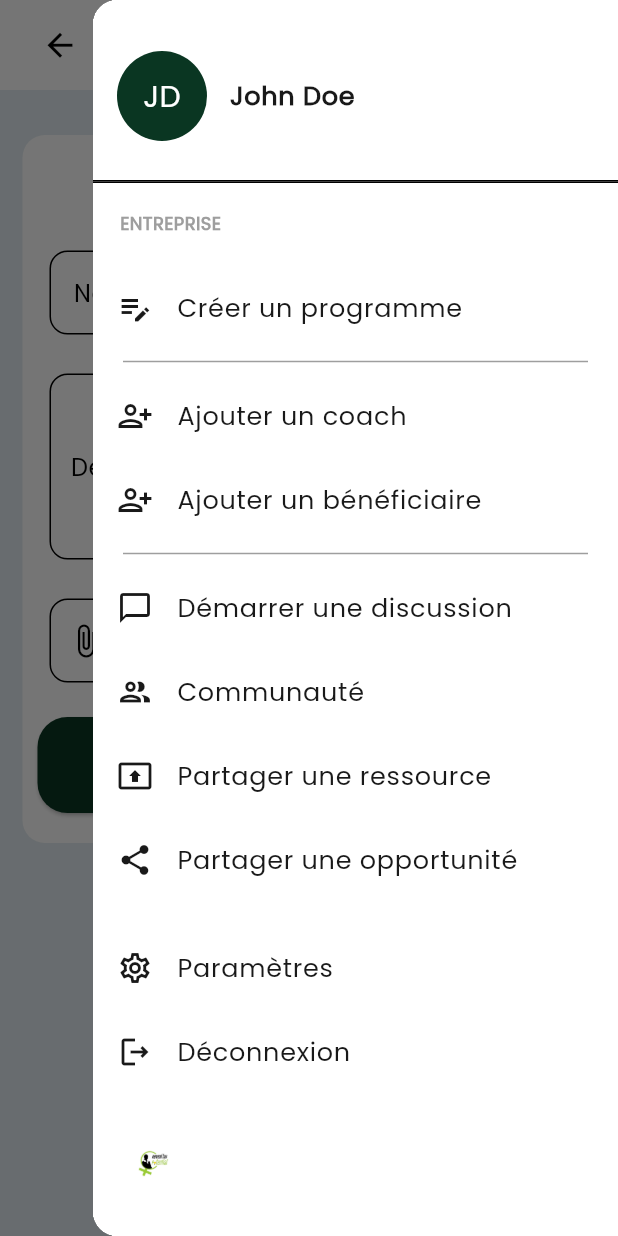
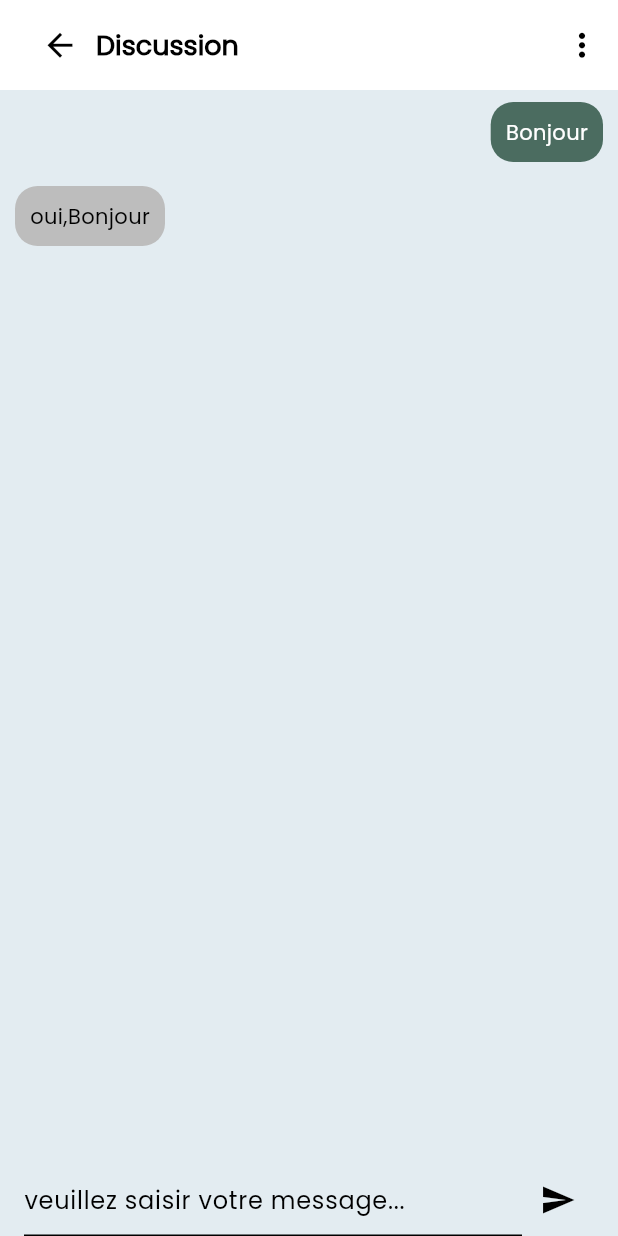
Before and after one commit to fifaatade/flutter_application_rhp, a Flutter app: the AddRessource screen opened directly, after a tap on the "more vert" icon, after a tap on "Démarrer une discussion", on a phone screen of 412 x 824 dp. Run offline on Flutter 3.47's test engine with Material 3 defaults, Android fonts, the light colour scheme and no system bars; our stand-ins replace file_picker, firebase_auth, firebase_core, get, shared_preferences; missing offline and left inert: jitsi_meet_flutter_sdk; accounts and stored records are empty.

Commit message:
wip message setting

```diff
--- a/lib/components/appDrawerBenef.dart
+++ b/lib/components/appDrawerBenef.dart
@@ -4,6 +4,7 @@
 import 'package:flutter_application_rhp/views/auth/login.dart';
 import 'package:flutter_application_rhp/views/beneficiaire/connBenef.dart';
 import 'package:flutter_application_rhp/views/beneficiaire/inscriptionBenef.dart';
+import 'package:flutter_application_rhp/views/chats/discussion.dart';
 import 'package:flutter_application_rhp/views/coachs/inscriptionCoach.dart';
 import 'package:flutter_application_rhp/views/connection_side.dart';
 import 'package:flutter_application_rhp/views/entreprise/addRessource.dart';
@@ -119,7 +120,11 @@
                                 style: TextStyle(
                                   fontSize: 17.0,
                                 )),
-                            onTap: () {},
+                            onTap: () {
+                              Navigator.of(context).push(MaterialPageRoute(
+                                builder: (context) => ChatScreen(),
+                              ));
+                            },
                           ),
                           ListTile(
                             textColor: Colors.black.withOpacity(0.9),
--- a/lib/components/appDrawerCoach.dart
+++ b/lib/components/appDrawerCoach.dart
@@ -3,6 +3,7 @@
 import 'package:firebase_auth/firebase_auth.dart';
 import 'package:flutter_application_rhp/views/auth/login.dart';
 import 'package:flutter_application_rhp/views/beneficiaire/inscriptionBenef.dart';
+import 'package:flutter_application_rhp/views/chats/discussion.dart';
 import 'package:flutter_application_rhp/views/coachs/addCoaching.dart';
 import 'package:flutter_application_rhp/views/coachs/connCoach.dart';
 import 'package:flutter_application_rhp/views/coachs/inscriptionCoach.dart';
@@ -100,8 +101,8 @@
                               fontSize: 17.0,
                             )),
                         onTap: () {
-                          Navigator.of(context).push(
-                      MaterialPageRoute(builder: (context) => CreateProgram()));
+                          Navigator.of(context).push(MaterialPageRoute(
+                              builder: (context) => CreateProgram()));
                         },
                       ),
                       const Divider(
@@ -111,19 +112,21 @@
                       ),
                       Column(
                         children: [
-
                           ListTile(
                             textColor: Colors.black.withOpacity(0.9),
                             iconColor: Colors.black.withOpacity(0.9),
-                            leading: const Icon(Icons.person_add_alt_1_outlined),
+                            leading:
+                                const Icon(Icons.person_add_alt_1_outlined),
                             title: Text('Ajouter un bénéficiaire',
                                 style: TextStyle(
                                   fontSize: 17.0,
                                 )),
                             onTap: () {
                               Navigator.of(context).push(
-                                  MaterialPageRoute(builder: (context) => const InscriptionBenef()),
-                                );
+                                MaterialPageRoute(
+                                    builder: (context) =>
+                                        const InscriptionBenef()),
+                              );
                             },
                           ),
                         ],
@@ -144,7 +147,11 @@
                                 style: TextStyle(
                                   fontSize: 17.0,
                                 )),
-                            onTap: () {},
+                            onTap: () {
+                              Navigator.of(context).push(MaterialPageRoute(
+                                builder: (context) => ChatScreen(),
+                              ));
+                            },
                           ),
                           ListTile(
                             textColor: Colors.black.withOpacity(0.9),
--- a/lib/components/app_drawer.dart
+++ b/lib/components/app_drawer.dart
@@ -3,6 +3,7 @@
 import 'package:firebase_auth/firebase_auth.dart';
 import 'package:flutter_application_rhp/views/auth/login.dart';
 import 'package:flutter_application_rhp/views/beneficiaire/inscriptionBenef.dart';
+import 'package:flutter_application_rhp/views/chats/discussion.dart';
 import 'package:flutter_application_rhp/views/coachs/inscriptionCoach.dart';
 import 'package:flutter_application_rhp/views/connection_side.dart';
 import 'package:flutter_application_rhp/views/entreprise/addRessource.dart';
@@ -160,7 +161,11 @@
                                 style: TextStyle(
                                   fontSize: 17.0,
                                 )),
-                            onTap: () {},
+                            onTap: () {
+                              Navigator.of(context).push(MaterialPageRoute(
+                                builder: (context) => ChatScreen(),
+                              ));
+                            },
                           ),
                           ListTile(
                             textColor: Colors.black.withOpacity(0.9),
--- /dev/null
+++ b/lib/views/chats/discussion.dart
@@ -0,0 +1,156 @@
+import 'package:flutter/material.dart';
+import 'package:flutter_application_rhp/components/customAppBar.dart';
+import 'package:intl/intl.dart';
+
+class Message {
+  final bool sender;
+  final String content;
+  final DateTime timestamp;
+
+  const Message({
+    required this.sender,
+    required this.content,
+    required this.timestamp,
+  });
+}
+
+class ChatScreen extends StatefulWidget {
+  @override
+  State<ChatScreen> createState() => _ChatScreenState();
+}
+
+class _ChatScreenState extends State<ChatScreen> {
+  final TextEditingController _messageController = TextEditingController();
+  late final DateTime now;
+  late final String formattedTime;
+  late final List<Message> _messages;
+
+  @override
+  void initState() {
+    super.initState();
+    now = DateTime.now();
+    formattedTime = DateFormat.Hm().format(now);
+    _messages = [
+      Message(sender: true, content: "Bonjour", timestamp: now),
+      Message(sender: false, content: "oui,Bonjour", timestamp: now)
+    ];
+  }
+
+  void _handleSend(String message) {
+    setState(() {
+      _messages.add(Message(sender: true, content: message, timestamp: now));
+    });
+  }
+
+  @override
+  Widget build(BuildContext context) {
+    return Scaffold(
+      appBar: PreferredSize(
+        preferredSize: Size.fromHeight(60.0),
+        child: CustomAppBar(title: "Discussion", goBack: true),
+      ),
+      backgroundColor: Color(0xFFe3ecf1),
+      body: Column(
+        children: [
+          Expanded(
+            child: MessageList(messages: _messages),
+          ),
+          ChatBar(onSend: _handleSend),
+        ],
+      ),
+    );
+  }
+}
+
+class ChatBar extends StatefulWidget {
+  final Function(String) onSend;
+
+  ChatBar({Key? key, required this.onSend}) : super(key: key);
+
+  @override
+  State<ChatBar> createState() => _ChatBarState();
+}
+
+class _ChatBarState extends State<ChatBar> {
+  TextEditingController _messageController = TextEditingController();
+
+  @override
+  Widget build(BuildContext context) {
+    return Container(
+      padding: const EdgeInsets.symmetric(horizontal: 16.0),
+      child: Row(
+        children: [
+          Expanded(
+            child: TextField(
+              controller: _messageController,
+              decoration: const InputDecoration(
+                  hintText: 'veuillez saisir votre message...'),
+              onSubmitted: (text) {
+                widget.onSend(text);
+                _messageController.clear();
+              },
+            ),
+          ),
+          IconButton(
+            onPressed: () {
+              final message = _messageController.text;
+              if (message.isNotEmpty) {
+                widget.onSend(message);
+                _messageController.clear();
+              }
+            },
+            icon: const Icon(Icons.send),
+          ),
+        ],
+      ),
+    );
+  }
+}
+
+class MessageList extends StatefulWidget {
+  final List<Message> messages;
+
+  const MessageList({Key? key, required this.messages}) : super(key: key);
+
+  @override
+  State<MessageList> createState() => _MessageListState();
+}
+
+class _MessageListState extends State<MessageList> {
+  bool is_sender = false;
+
+  @override
+  Widget build(BuildContext context) {
+    return ListView.builder(
+      itemCount: widget.messages.length,
+      itemBuilder: (context, index) {
+        final message = widget.messages[index];
+        return Padding(
+          padding: const EdgeInsets.symmetric(vertical: 8.0, horizontal: 10),
+          child: Row(
+            crossAxisAlignment: CrossAxisAlignment.start,
+            mainAxisAlignment: message.sender == true
+                ? MainAxisAlignment.end
+                : MainAxisAlignment.start,
+            children: [
+              Container(
+                padding: EdgeInsets.all(10),
+                decoration: BoxDecoration(
+                    borderRadius: BorderRadius.circular(15),
+                    color: message.sender == true
+                        ? Theme.of(context).colorScheme.primary.withOpacity(0.7)
+                        : Colors.grey.shade400),
+                child: Text(
+                  message.content,
+                  style: TextStyle(
+                      color:
+                          message.sender == true ? Colors.white : Colors.black),
+                ),
+              ),
+            ],
+          ),
+        );
+      },
+    );
+  }
+}
--- a/lib/views/entreprise/addRessource.dart
+++ b/lib/views/entreprise/addRessource.dart
@@ -1,3 +1,6 @@
+import 'dart:io';
+
+import 'package:file_picker/file_picker.dart';
 import 'package:flutter/material.dart';
 import 'package:firebase_auth/firebase_auth.dart';
 import 'package:flutter_application_rhp/components/app_drawer.dart';
@@ -15,6 +18,24 @@
 
 class _AddRessourceState extends State<AddRessource> {
   bool loading = false;
+  TextEditingController _documentComtroller = TextEditingController();
+  TextEditingController _nameComtroller = TextEditingController();
+  TextEditingController _descriptionComtroller = TextEditingController();
+  Future<File?> pickFile() async {
+    final result = await FilePicker.platform.pickFiles(
+        allowMultiple:
+            false); // Set allowMultiple to true for picking multiple files
+
+    if (result != null) {
+      final platformFile = result.files.first;
+      if (platformFile != null) {
+        final file = File(platformFile.path!);
+        return file;
+      }
+    }
+
+    return null;
+  }
 
   @override
   Widget build(BuildContext context) {
@@ -76,6 +97,18 @@
                   Padding(
                     padding: const EdgeInsets.all(8.0),
                     child: TextFormField(
+                        onTap: () async {
+                          final file = await pickFile();
+
+                          if (file != null) {
+                            // Do something with the picked file, e.g., display its name or upload it
+                            _documentComtroller.text = file.path;
+                            print('Picked file: ${file.path}');
+                          } else {
+                            print('No file picked.');
+                          }
+                        },
+                        readOnly: true,
                         decoration: InputDecoration(
                           hintText: "Document",
                           hintStyle: TextStyle(color: Colors.black),
--- a/pubspec.yaml
+++ b/pubspec.yaml
@@ -40,6 +40,7 @@
   get: ^4.6.6
   stream_video_flutter: ^0.3.6
   jitsi_meet_flutter_sdk: ^0.3.0
+  file_picker: ^8.0.0+1
 
 dev_dependencies:
   flutter_test:
```
Also changed, not shown: pubspec.lock. Lines whose indentation alone changed are shown as unchanged.
